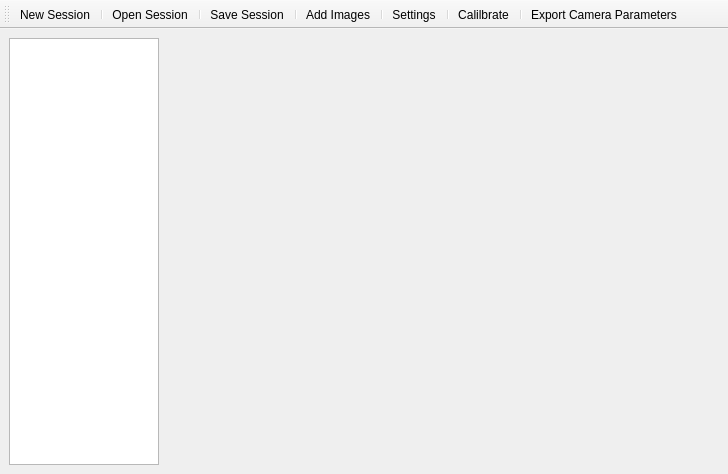
The window that mainwindow.ui (JellyYuey/CV_cameraCalibrationTool) describes before a commit, drawn with Qt 5.
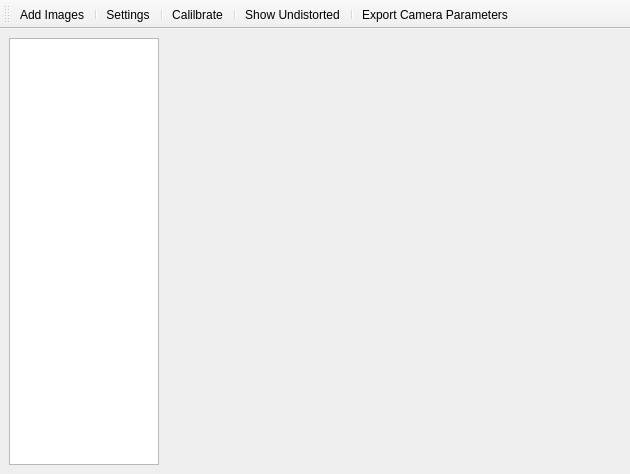
The same window after the commit. Icons and pictures are not drawn.

The edit to the form file:
```diff
--- a/mainwindow.ui
+++ b/mainwindow.ui
@@ -6,7 +6,7 @@
    <rect>
     <x>0</x>
     <y>0</y>
-    <width>728</width>
+    <width>630</width>
     <height>474</height>
    </rect>
   </property>
@@ -53,59 +53,16 @@
    <attribute name="toolBarBreak">
     <bool>false</bool>
    </attribute>
-   <addaction name="actionNew_Session"/>
-   <addaction name="separator"/>
-   <addaction name="actionOpen_Session"/>
-   <addaction name="separator"/>
-   <addaction name="actionSave_Session"/>
-   <addaction name="separator"/>
    <addaction name="actionAdd_Images"/>
    <addaction name="separator"/>
    <addaction name="actionSettings"/>
    <addaction name="separator"/>
    <addaction name="actionCalilbrate"/>
    <addaction name="separator"/>
+   <addaction name="actionShow_Undistorted"/>
+   <addaction name="separator"/>
    <addaction name="actionExport_Camera_Parameters"/>
   </widget>
-  <action name="actionNew_Session">
-   <property name="icon">
-    <iconset resource="img.qrc">
-     <normaloff>:/img/img/New.png</normaloff>:/img/img/New.png</iconset>
-   </property>
-   <property name="text">
-    <string>New Session</string>
-   </property>
-   <property name="toolTip">
-    <string>&lt;html&gt;&lt;head/&gt;&lt;body&gt;&lt;p&gt;New Session&lt;/p&gt;&lt;/body&gt;&lt;/html&gt;</string>
-   </property>
-   <property name="menuRole">
-    <enum>QAction::MenuRole::NoRole</enum>
-   </property>
-  </action>
-  <action name="actionOpen_Session">
-   <property name="icon">
-    <iconset resource="img.qrc">
-     <normaloff>:/img/img/Open.png</normaloff>:/img/img/Open.png</iconset>
-   </property>
-   <property name="text">
-    <string>Open Session</string>
-   </property>
-   <property name="menuRole">
-    <enum>QAction::MenuRole::NoRole</enum>
-   </property>
-  </action>
-  <action name="actionSave_Session">
-   <property name="icon">
-    <iconset resource="img.qrc">
-     <normaloff>:/img/img/Save.png</normaloff>:/img/img/Save.png</iconset>
-   </property>
-   <property name="text">
-    <string>Save Session</string>
-   </property>
-   <property name="menuRole">
-    <enum>QAction::MenuRole::NoRole</enum>
-   </property>
-  </action>
   <action name="actionAdd_Images">
    <property name="icon">
     <iconset resource="img.qrc">
@@ -169,6 +126,17 @@
     <enum>QAction::MenuRole::NoRole</enum>
    </property>
   </action>
+  <action name="actionShow_Undistorted">
+   <property name="icon">
+    <iconset theme="QIcon::ThemeIcon::AddressBookNew"/>
+   </property>
+   <property name="text">
+    <string>Show Undistorted</string>
+   </property>
+   <property name="menuRole">
+    <enum>QAction::MenuRole::NoRole</enum>
+   </property>
+  </action>
  </widget>
  <resources>
   <include location="img.qrc"/>
```
Left out of the diff: 15 changed lines with no effect on the pictures.
